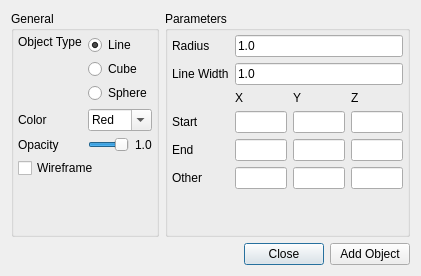
Qt form modules/PolygonPrimitives/PolygonPrimitives.ui (3dct/open_iA) before a commit.
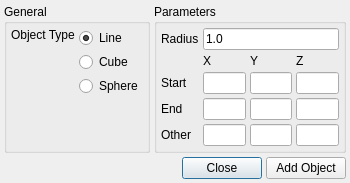
The same form after that commit.

Commit message: gui/base/PolygonPrimitives: Integrate added objects into dataset list

```diff
--- a/modules/PolygonPrimitives/PolygonPrimitives.ui
+++ b/modules/PolygonPrimitives/PolygonPrimitives.ui
@@ -6,16 +6,34 @@
    <rect>
     <x>0</x>
     <y>0</y>
-    <width>421</width>
-    <height>276</height>
+    <width>350</width>
+    <height>172</height>
    </rect>
   </property>
   <property name="windowTitle">
    <string>Object Properties</string>
   </property>
   <layout class="QVBoxLayout" name="verticalLayout_5">
+   <property name="spacing">
+    <number>4</number>
+   </property>
+   <property name="leftMargin">
+    <number>4</number>
+   </property>
+   <property name="topMargin">
+    <number>4</number>
+   </property>
+   <property name="rightMargin">
+    <number>4</number>
+   </property>
+   <property name="bottomMargin">
+    <number>4</number>
+   </property>
    <item>
     <layout class="QHBoxLayout" name="horizontalLayout">
+     <property name="spacing">
+      <number>4</number>
+     </property>
      <property name="topMargin">
       <number>0</number>
      </property>
@@ -40,64 +58,21 @@
         <property name="bottomMargin">
          <number>4</number>
         </property>
-        <item row="3" column="2">
-         <widget class="QLabel" name="lbOpacityValue">
-          <property name="text">
-           <string>1.0</string>
-          </property>
-         </widget>
-        </item>
-        <item row="2" column="0">
-         <widget class="QLabel" name="lbColor">
-          <property name="text">
-           <string>Color</string>
-          </property>
-         </widget>
-        </item>
-        <item row="2" column="1" colspan="2">
-         <widget class="QComboBox" name="cbColor">
-          <property name="toolTip">
-           <string>Enter color; either by name (black, cyan, ...) or by RGB hex code (#rrggbb, e.g. #FF0000 for red, #CCCCCC for light gray, ...)</string>
-          </property>
-          <property name="editable">
-           <bool>true</bool>
-          </property>
-          <item>
-           <property name="text">
-            <string>Red</string>
-           </property>
-          </item>
-          <item>
-           <property name="text">
-            <string>Green</string>
-           </property>
-          </item>
-          <item>
-           <property name="text">
-            <string>Blue</string>
-           </property>
-          </item>
-         </widget>
-        </item>
-        <item row="4" column="0" colspan="3">
-         <widget class="QCheckBox" name="cbWireframe">
-          <property name="text">
-           <string>Wireframe</string>
-          </property>
-         </widget>
-        </item>
-        <item row="3" column="1">
-         <widget class="QSlider" name="slOpacity">
-          <property name="maximum">
-           <number>10</number>
-          </property>
-          <property name="value">
-           <number>10</number>
-          </property>
+        <property name="spacing">
+         <number>4</number>
+        </property>
+        <item row="2" column="0" colspan="2">
+         <spacer name="verticalSpacer">
           <property name="orientation">
-           <enum>Qt::Horizontal</enum>
+           <enum>Qt::Vertical</enum>
           </property>
-         </widget>
+          <property name="sizeHint" stdset="0">
+           <size>
+            <width>20</width>
+            <height>40</height>
+           </size>
+          </property>
+         </spacer>
         </item>
         <item row="0" column="0">
          <widget class="QLabel" name="lbObjectType">
@@ -109,26 +84,6 @@
           </property>
          </widget>
         </item>
-        <item row="5" column="0" colspan="2">
-         <spacer name="verticalSpacer">
-          <property name="orientation">
-           <enum>Qt::Vertical</enum>
-          </property>
-          <property name="sizeHint" stdset="0">
-           <size>
-            <width>20</width>
-            <height>40</height>
-           </size>
-          </property>
-         </spacer>
-        </item>
-        <item row="3" column="0">
-         <widget class="QLabel" name="lbOpacity">
-          <property name="text">
-           <string>Opacity</string>
-          </property>
-         </widget>
-        </item>
         <item row="0" column="1" colspan="2">
          <layout class="QVBoxLayout" name="verticalLayout">
           <property name="spacing">
@@ -184,115 +139,104 @@
         <property name="bottomMargin">
          <number>4</number>
         </property>
-        <item row="7" column="1">
-         <widget class="QLineEdit" name="edPt3x"/>
+        <property name="spacing">
+         <number>4</number>
+        </property>
+        <item row="5" column="3">
+         <widget class="QLineEdit" name="edPt2z"/>
+        </item>
+        <item row="5" column="2">
+         <widget class="QLineEdit" name="edPt2y"/>
+        </item>
+        <item row="1" column="3">
+         <widget class="QLabel" name="lbZ">
+          <property name="text">
+           <string>Z</string>
+          </property>
+         </widget>
         </item>
         <item row="5" column="1">
-         <widget class="QLineEdit" name="edPt1x"/>
-        </item>
-        <item row="6" column="1">
          <widget class="QLineEdit" name="edPt2x"/>
         </item>
-        <item row="1" column="0">
-         <widget class="QLabel" name="lbLineWidth">
+        <item row="6" column="1">
+         <widget class="QLineEdit" name="edPt3x"/>
+        </item>
+        <item row="7" column="0" colspan="4">
+         <spacer name="verticalSpacer_2">
+          <property name="orientation">
+           <enum>Qt::Vertical</enum>
+          </property>
+          <property name="sizeHint" stdset="0">
+           <size>
+            <width>20</width>
+            <height>40</height>
+           </size>
+          </property>
+         </spacer>
+        </item>
+        <item row="6" column="2">
+         <widget class="QLineEdit" name="edPt3y"/>
+        </item>
+        <item row="0" column="1" colspan="3">
+         <widget class="QLineEdit" name="edRadius">
           <property name="text">
-           <string>Line Width</string>
+           <string>1.0</string>
           </property>
          </widget>
         </item>
-        <item row="7" column="0">
+        <item row="6" column="0">
          <widget class="QLabel" name="lbPt3">
           <property name="text">
            <string>Other</string>
           </property>
          </widget>
         </item>
-        <item row="2" column="2">
+        <item row="1" column="2">
          <widget class="QLabel" name="lbY">
           <property name="text">
            <string>Y</string>
           </property>
          </widget>
         </item>
-        <item row="5" column="3">
-         <widget class="QLineEdit" name="edPt1z"/>
-        </item>
-        <item row="7" column="3">
-         <widget class="QLineEdit" name="edPt3z"/>
-        </item>
-        <item row="7" column="2">
-         <widget class="QLineEdit" name="edPt3y"/>
-        </item>
-        <item row="6" column="3">
-         <widget class="QLineEdit" name="edPt2z"/>
-        </item>
-        <item row="2" column="3">
-         <widget class="QLabel" name="lbZ">
+        <item row="0" column="0">
+         <widget class="QLabel" name="lbRadius">
           <property name="text">
-           <string>Z</string>
+           <string>Radius</string>
           </property>
          </widget>
         </item>
-        <item row="6" column="2">
-         <widget class="QLineEdit" name="edPt2y"/>
-        </item>
-        <item row="5" column="2">
-         <widget class="QLineEdit" name="edPt1y"/>
-        </item>
-        <item row="8" column="0" colspan="4">
-         <spacer name="verticalSpacer_2">
-          <property name="orientation">
-           <enum>Qt::Vertical</enum>
-          </property>
-          <property name="sizeHint" stdset="0">
-           <size>
-            <width>20</width>
-            <height>40</height>
-           </size>
-          </property>
-         </spacer>
-        </item>
-        <item row="1" column="1" colspan="3">
-         <widget class="QLineEdit" name="edLineWidth">
-          <property name="text">
-           <string>1.0</string>
-          </property>
-         </widget>
-        </item>
-        <item row="2" column="1">
+        <item row="1" column="1">
          <widget class="QLabel" name="lbX">
           <property name="text">
            <string>X</string>
           </property>
          </widget>
         </item>
-        <item row="6" column="0">
+        <item row="4" column="1">
+         <widget class="QLineEdit" name="edPt1x"/>
+        </item>
+        <item row="5" column="0">
          <widget class="QLabel" name="lbPt2">
           <property name="text">
            <string>End</string>
           </property>
          </widget>
         </item>
-        <item row="5" column="0">
+        <item row="4" column="3">
+         <widget class="QLineEdit" name="edPt1z"/>
+        </item>
+        <item row="4" column="0">
          <widget class="QLabel" name="lbPt1">
           <property name="text">
            <string>Start</string>
           </property>
          </widget>
         </item>
-        <item row="0" column="0">
-         <widget class="QLabel" name="lbRadius">
-          <property name="text">
-           <string>Radius</string>
-          </property>
-         </widget>
+        <item row="6" column="3">
+         <widget class="QLineEdit" name="edPt3z"/>
         </item>
-        <item row="0" column="1" colspan="3">
-         <widget class="QLineEdit" name="edRadius">
-          <property name="text">
-           <string>1.0</string>
-          </property>
-         </widget>
+        <item row="4" column="2">
+         <widget class="QLineEdit" name="edPt1y"/>
         </item>
        </layout>
       </widget>
@@ -301,6 +245,9 @@
    </item>
    <item>
     <layout class="QHBoxLayout" name="layButtonBox">
+     <property name="spacing">
+      <number>4</number>
+     </property>
      <property name="topMargin">
       <number>0</number>
      </property>
```
Left out of the diff: 4 changed lines with no effect on the pictures. The commit also changes 5 other files.
